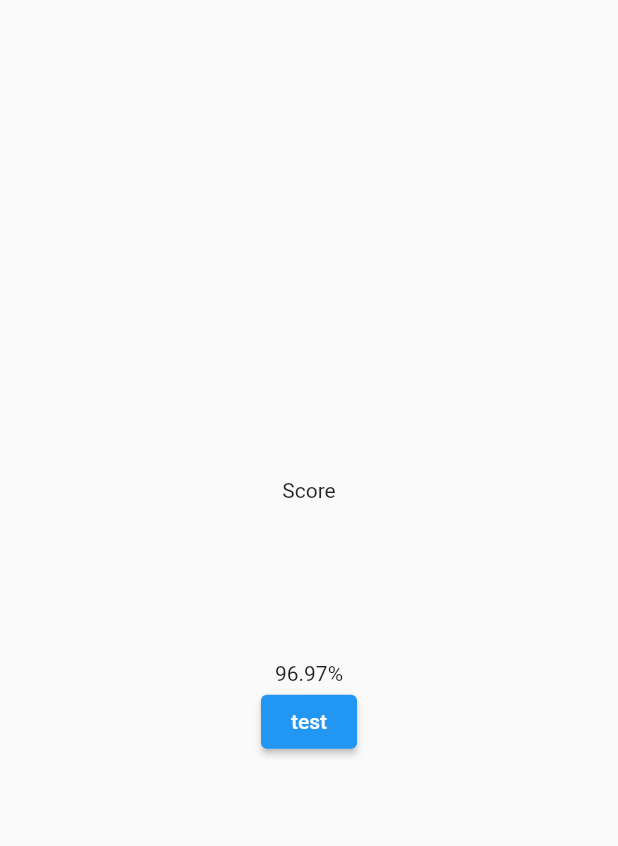
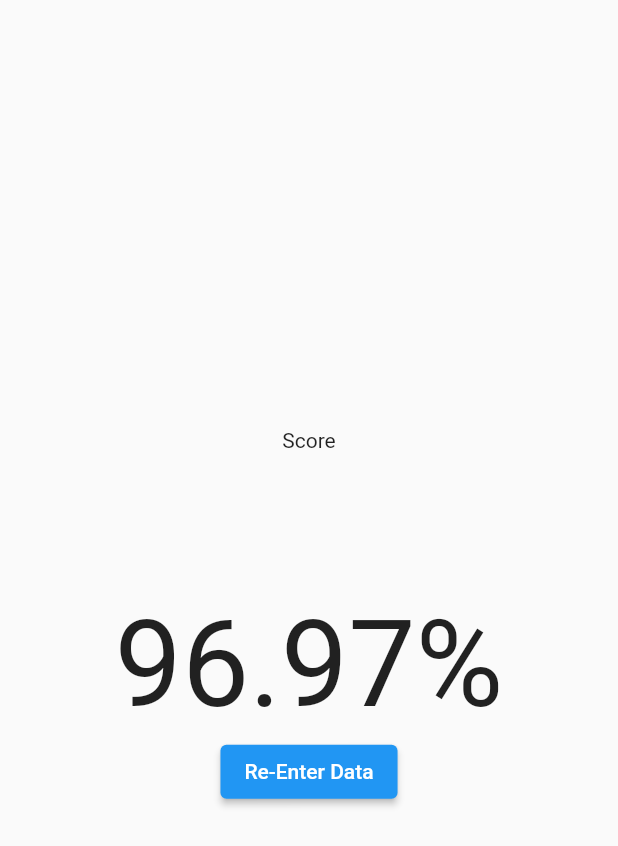
Before and after one commit to chechelnitskd/prostate_predict, a Flutter app: the ResultsScreen screen opened directly, on a phone screen of 412 x 824 dp. Shown: the top 846 px of the screen. Run offline on Flutter 3.47's test engine with Material 2 defaults, Android fonts, the phone set to English and light mode, and no system bars; our stand-ins replace flutter_svg, get; missing offline and left inert: tflite.

Commit message:
made results text larger

```diff
--- a/lib/screens/results_screen.dart
+++ b/lib/screens/results_screen.dart
@@ -69,9 +69,10 @@ class _ResultsScreenState extends State<ResultsScreen> {
                                       gradeGroup: gradeGroup, treatmentType: treatmentType,
                                       ppcBiopsy: ppcBiopsy, brca: brca, comorbidity: comorbidity)}%", //getAge()
                 // can I do getAge() if I have it in the MyCustomFormState class?
+                style: TextStyle(fontSize: 80),
               ),
               ElevatedButton(
-                child: Text("test"),
+                child: Text("Re-Enter Data"),
                 onPressed: () {
                   Navigator.pop(context);}),
               Spacer(flex: 3),
```
